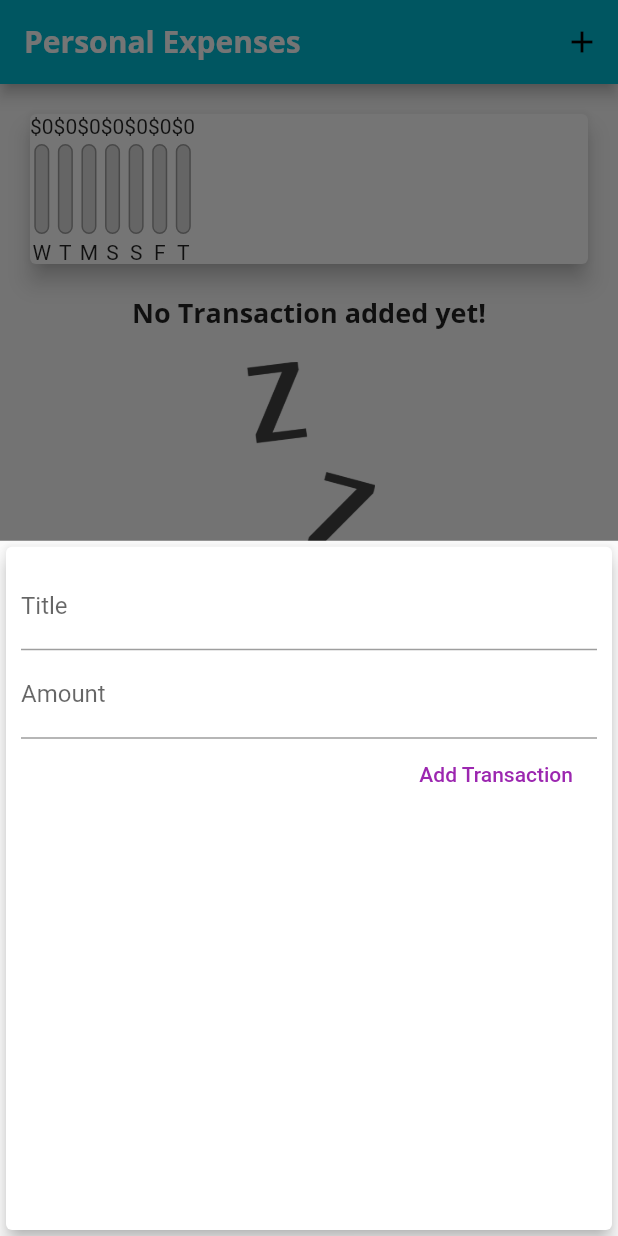
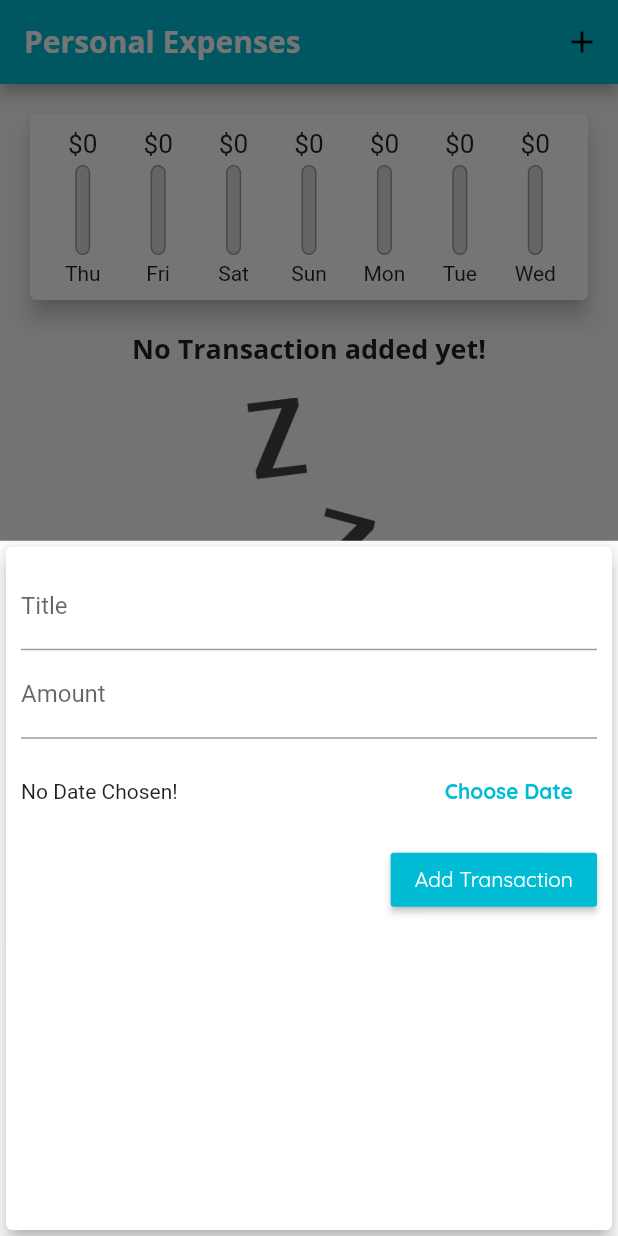
Before and after one commit to shubham242/Expense_Planner, a Flutter app: the screen it shows after launch, after a tap on the "add" icon, on a phone screen of 412 x 824 dp. Run offline on Flutter 3.47's test engine with Material 2 defaults, Android fonts, the phone set to English and light mode, and no system bars.

```diff
--- a/lib/main.dart
+++ b/lib/main.dart
@@ -22,6 +22,9 @@ class MyApp extends StatelessWidget {
                   fontSize: 18,
                   fontWeight: FontWeight.bold,
                 ),
+                button: TextStyle(
+                  color: Colors.white,
+                ),
               ),
           appBarTheme: AppBarTheme(
             textTheme: ThemeData.light().textTheme.copyWith(
@@ -43,14 +46,7 @@ class MyHomePage extends StatefulWidget {
 }
 
 class _MyHomePageState extends State<MyHomePage> {
-  final List<Transaction> _userTransactions = [
-    // Transaction(
-    //   id: 't1',
-    //   title: 'New Shoes',
-    //   amount: 69.99,
-    //   date: DateTime.now(),
-    // ),
-  ];
+  final List<Transaction> _userTransactions = [];
 
   List<Transaction> get _recentTx {
     return _userTransactions.where((tx) {
@@ -62,16 +58,24 @@ class _MyHomePageState extends State<MyHomePage> {
     }).toList();
   }
 
-  void _addTx(String txTitle, double txAmount) {
+  void _addTx(String txTitle, double txAmount, DateTime chosenDate) {
     final newTx = Transaction(
       id: DateTime.now().toString(),
       title: txTitle,
       amount: txAmount,
-      date: DateTime.now(),
+      date: chosenDate,
     );
 
     setState(() {
       _userTransactions.add(newTx);
+    });
+  }
+
+  void _deleteTx(String id) {
+    setState(() {
+      _userTransactions.removeWhere((tx) {
+        return tx.id == id;
+      });
     });
   }
 
@@ -100,7 +104,7 @@ class _MyHomePageState extends State<MyHomePage> {
         child: Column(
           children: <Widget>[
             Chart(_recentTx),
-            TransactionList(_userTransactions),
+            TransactionList(_userTransactions, _deleteTx),
           ],
         ),
       ),
--- a/lib/widgets/chart.dart
+++ b/lib/widgets/chart.dart
@@ -23,10 +23,10 @@ class Chart extends StatelessWidget {
         }
       }
       return {
-        'day': DateFormat.E().format(weekDay).substring(0, 1),
+        'day': DateFormat.E().format(weekDay).substring(0, 3),
         'amount': totalSum,
       };
-    });
+    }).reversed.toList();
   }
 
   double get totalSpend {
@@ -40,15 +40,22 @@ class Chart extends StatelessWidget {
     return Card(
       elevation: 6,
       margin: EdgeInsets.all(20),
+      child: Container(
+        padding: EdgeInsets.all(10),
         child: Row(
+          mainAxisAlignment: MainAxisAlignment.spaceAround,
           children: txVal.map((data) {
-          return ChartBar(
+            return Flexible(
+              fit: FlexFit.tight,
+              child: ChartBar(
                   (data['day'] as String),
                   (data['amount'] as double),
                   totalSpend == 0.0
                       ? 0.0
-                  : (data['amount'] as double) / totalSpend);
+                      : (data['amount'] as double) / totalSpend),
+            );
           }).toList(),
+        ),
       ),
     );
   }
--- a/lib/widgets/chart_bar.dart
+++ b/lib/widgets/chart_bar.dart
@@ -10,9 +10,12 @@ class ChartBar extends StatelessWidget {
   @override
   Widget build(BuildContext context) {
     return Column(
-      children: <Widget>[
-        FittedBox(
-          child: Text('\$${spendAmount.toStringAsFixed(0)}'),
+      children: [
+        Container(
+          height: 20,
+          child: FittedBox(
+            child: Text('\$${spendAmount.toStringAsFixed(0)}'),
+          ),
         ),
         SizedBox(
           height: 4,
@@ -21,7 +24,8 @@ class ChartBar extends StatelessWidget {
           height: 60,
           width: 10,
           child: Stack(
-            children: <Widget>[
+            alignment: Alignment.bottomCenter,
+            children: [
               Container(
                 decoration: BoxDecoration(
                   border: Border.all(color: Colors.grey, width: 1.0),
--- a/lib/widgets/new_transaction.dart
+++ b/lib/widgets/new_transaction.dart
@@ -1,4 +1,5 @@
 import 'package:flutter/material.dart';
+import 'package:intl/intl.dart';
 
 class NewTransaction extends StatefulWidget {
   final Function addTx;
@@ -10,22 +11,42 @@ class NewTransaction extends StatefulWidget {
 }
 
 class _NewTransactionState extends State<NewTransaction> {
-  final titleInput = TextEditingController();
+  final _titleInput = TextEditingController();
+  final _amountInput = TextEditingController();
 
-  final amountInput = TextEditingController();
+  DateTime? _selectDate;
 
-  void submitData() {
-    final enteredTitle = titleInput.text;
-    final enteredAmount = double.parse(amountInput.text);
+  void _submitData() {
+    if (_amountInput.text.isEmpty) return;
+    final enteredTitle = _titleInput.text;
+    final enteredAmount = double.parse(_amountInput.text);
 
-    if (enteredTitle.isEmpty || enteredAmount <= 0) return;
+    if (enteredTitle.isEmpty || enteredAmount <= 0 || _selectDate == null)
+      return;
 
     widget.addTx(
       enteredTitle,
       enteredAmount,
+      _selectDate,
     );
 
     Navigator.of(context).pop();
+  }
+
+  void _presentDate() {
+    showDatePicker(
+      context: context,
+      initialDate: DateTime.now(),
+      firstDate: DateTime(2019),
+      lastDate: DateTime.now(),
+    ).then((date) {
+      if (date == null) {
+        return;
+      }
+      setState(() {
+        _selectDate = date;
+      });
+    });
   }
 
   @override
@@ -39,18 +60,44 @@ class _NewTransactionState extends State<NewTransaction> {
           children: <Widget>[
             TextField(
               decoration: InputDecoration(labelText: 'Title'),
-              controller: titleInput,
+              controller: _titleInput,
+              textInputAction: TextInputAction.next,
             ),
             TextField(
               decoration: InputDecoration(labelText: 'Amount'),
-              controller: amountInput,
+              controller: _amountInput,
               keyboardType: TextInputType.number,
-              onSubmitted: (_) => submitData(),
+              onSubmitted: (_) => _submitData(),
             ),
-            FlatButton(
+            Container(
+              height: 70,
+              child: Row(
+                children: [
+                  Expanded(
+                    child: Text(
+                      _selectDate == null
+                          ? 'No Date Chosen!'
+                          : 'Picked Date: ${DateFormat.yMd().format(_selectDate!)}',
+                    ),
+                  ),
+                  FlatButton(
+                    child: Text(
+                      'Choose Date',
+                      style: TextStyle(
+                        fontWeight: FontWeight.bold,
+                      ),
+                    ),
+                    textColor: Theme.of(context).primaryColor,
+                    onPressed: _presentDate,
+                  )
+                ],
+              ),
+            ),
+            RaisedButton(
               child: Text('Add Transaction'),
-              textColor: Colors.purple,
-              onPressed: submitData,
+              color: Theme.of(context).primaryColor,
+              textColor: Theme.of(context).textTheme.button?.color,
+              onPressed: _submitData,
             )
           ],
         ),
```
Also changed, not shown: lib/widgets/transaction_list.dart (+20 -31 lines). Lines whose indentation alone changed are shown as unchanged.
